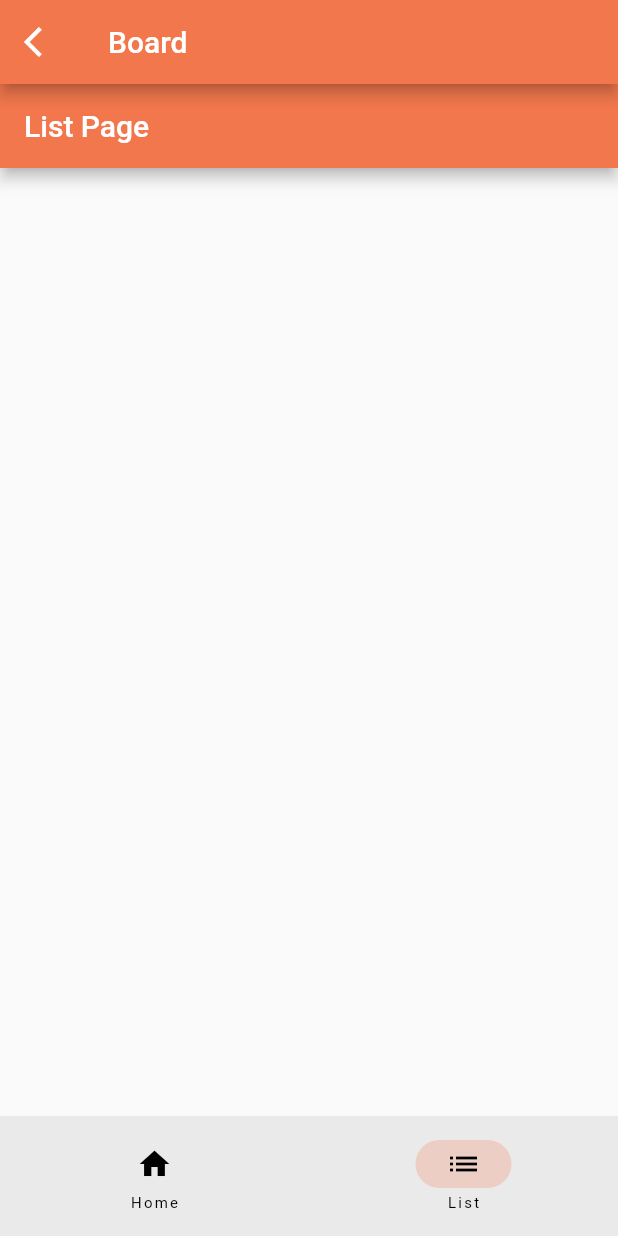
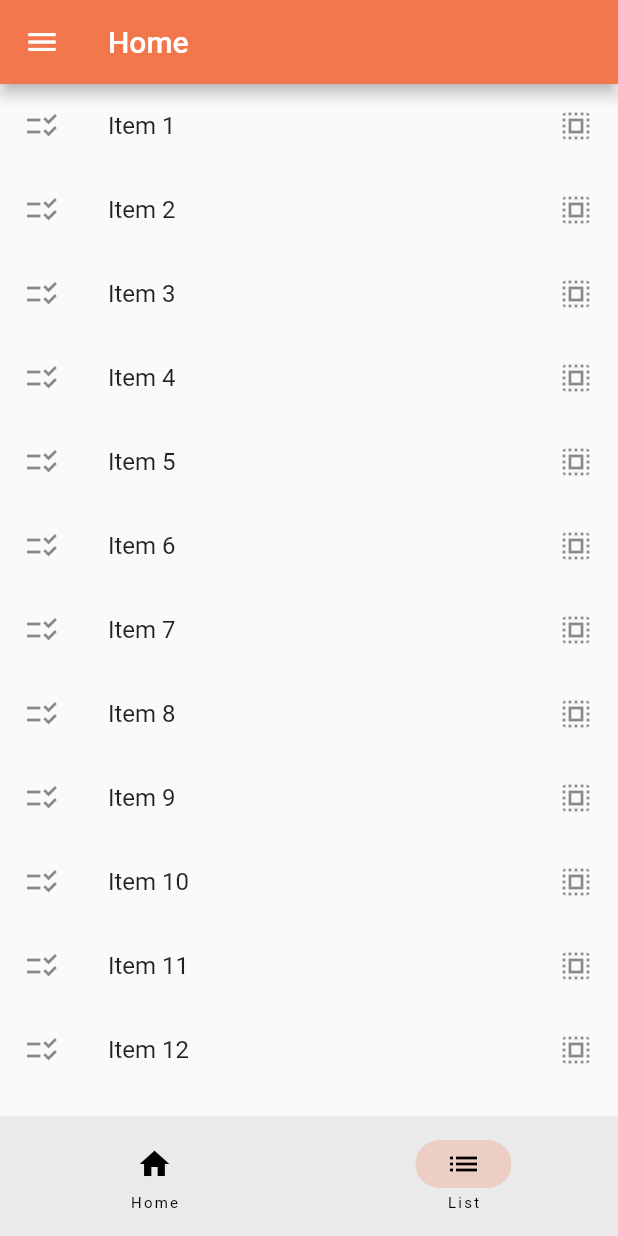
Before and after one commit to TheBooringCoders/Flip2Learn, a Flutter app: the HomePage screen opened directly, item 2 of the bottom bar chosen, on a phone screen of 412 x 824 dp. Run offline on Flutter 3.47's test engine with Material 2 defaults, Android fonts, the light colour scheme and no system bars.

Commit message:
:hammer: Done with basic app structure

```diff
--- a/lib/board_page.dart
+++ b/lib/board_page.dart
@@ -22,7 +22,7 @@ class _BoardPageState extends State<BoardPage> {
               color: Colors.white,
               child: const Center(
                   child: Text(
-                'Albert Einstein',
+                'Norsk',
                 textScaleFactor: 2,
                 style: TextStyle(fontWeight: FontWeight.bold),
               )),
--- a/lib/home_page.dart
+++ b/lib/home_page.dart
@@ -19,14 +19,12 @@ class _HomePageState extends State<HomePage> {
   @override
   Widget build(BuildContext context) {
     return Scaffold(
+      drawer: Drawer(
+        child: Container(),
+      ),
       appBar: AppBar(
-        title: const Text('Board'),
-        leading: IconButton(
-          onPressed: () {
-            Navigator.of(context).pop();
-          },
-          icon: const Icon(Icons.arrow_back_ios),
-        ),
+        title: const Text('Home'),
+        leading: null,
       ),
       body: pages[currentPage],
       bottomNavigationBar: NavigationBar(
--- a/lib/list_page.dart
+++ b/lib/list_page.dart
@@ -1,4 +1,6 @@
 import 'package:flutter/material.dart';
+
+const int itemCount = 20;
 
 class ListPage extends StatefulWidget {
   const ListPage({super.key});
@@ -10,11 +12,18 @@ class ListPage extends StatefulWidget {
 class _ListPageState extends State<ListPage> {
   @override
   Widget build(BuildContext context) {
-    return Scaffold(
-      appBar: AppBar(
-        title: const Text('List Page'),
-        automaticallyImplyLeading: false,
-      ),
+    return ListView.builder(
+      itemCount: itemCount,
+      itemBuilder: (context, index) {
+        return ListTile(
+          title: Text('Item ${(index + 1)}'),
+          leading: const Icon(Icons.checklist_rtl),
+          trailing: const Icon(Icons.select_all),
+          onTap: () {
+            debugPrint('Item ${(index + 1)} tapped');
+          },
+        );
+      },
     );
   }
 }
```
